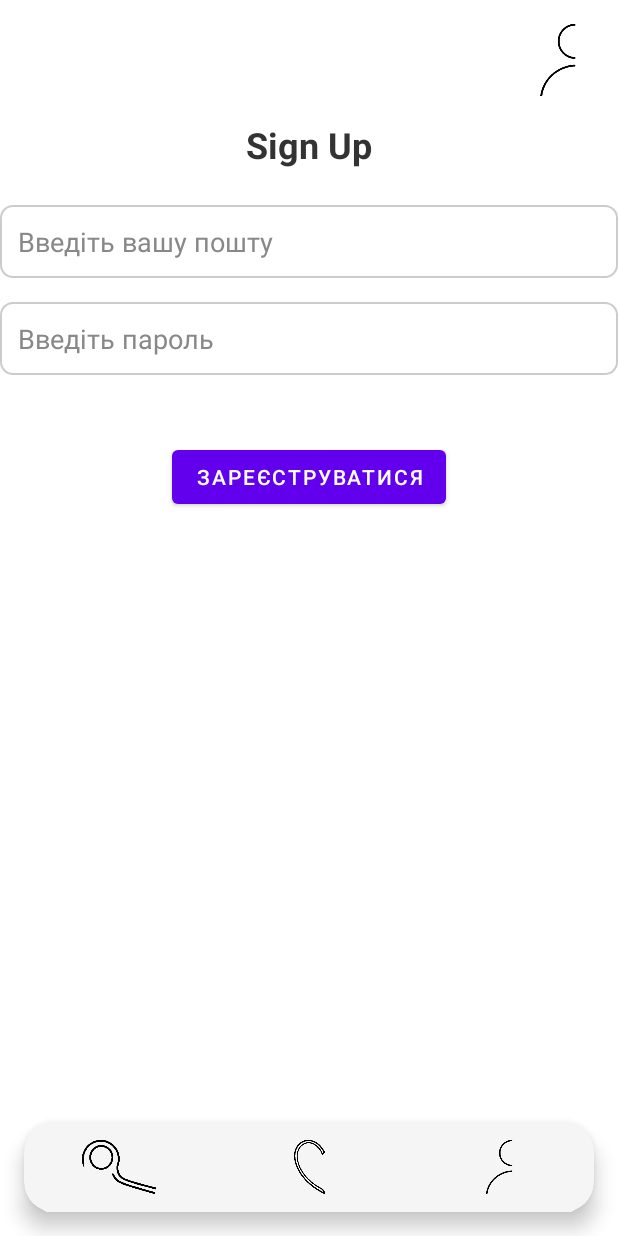
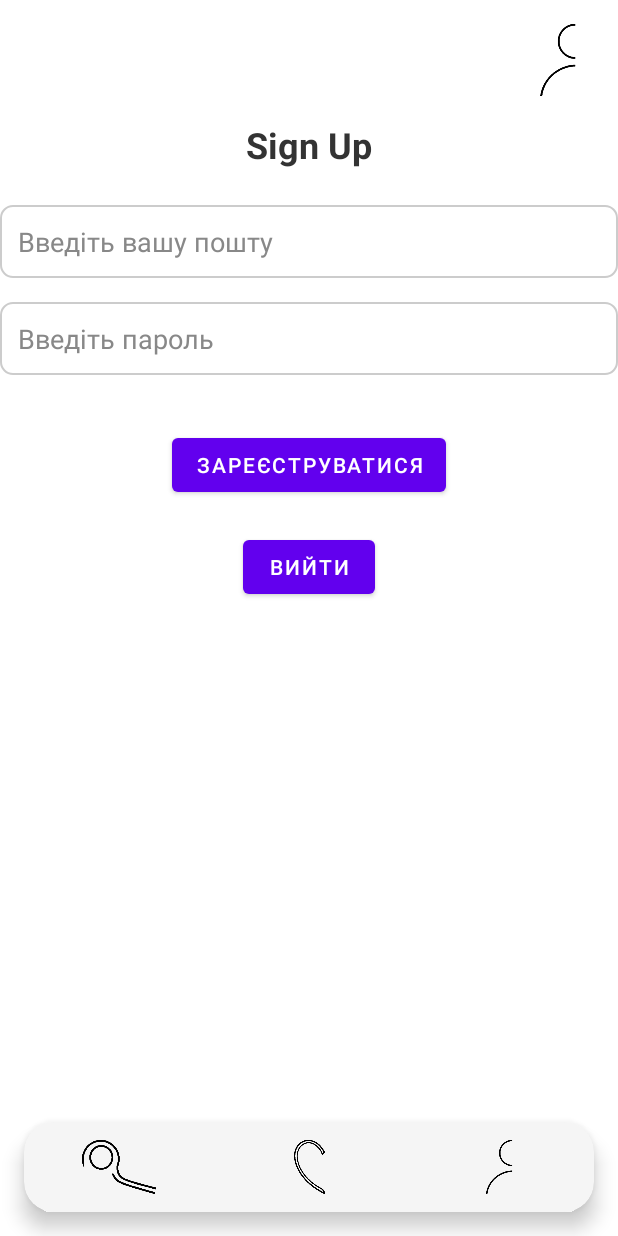
Before and after one commit to Godzila121/Auto, an Android app: the AccountActivity screen opened directly, with no data from a screen before it, on a phone screen of 412 x 824 dp. Run offline under Robolectric (Android 15) with nearby library versions, the phone set to English and light mode, and no system bars.

```diff
--- a/app/src/main/res/layout/activity_account.xml
+++ b/app/src/main/res/layout/activity_account.xml
@@ -62,13 +62,22 @@
                 android:textColor="#000000"
                 android:textColorHint="#888888"
                 android:background="@drawable/edittext_background"
-                android:layout_marginBottom="24dp" />
+                android:layout_marginBottom="16dp" />
 
             <Button
                 android:id="@+id/button_register"
                 android:layout_width="wrap_content"
                 android:layout_height="wrap_content"
                 android:text="Зареєструватися"
+                android:layout_gravity="center_horizontal"
+                android:layout_marginTop="20dp"/>
+
+            <!-- Кнопка "Вийти" -->
+            <Button
+                android:id="@+id/button_logout"
+                android:layout_width="wrap_content"
+                android:layout_height="wrap_content"
+                android:text="Вийти"
                 android:layout_gravity="center_horizontal"
                 android:layout_marginTop="20dp"/>
 
```
Also changed, not shown: app/src/main/java/com/example/myapp/AccountActivity.java (+31 -7 lines).
